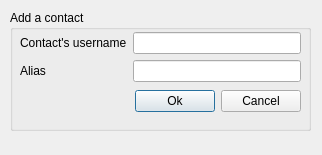
canercandan/qlik, file client/src/Contact.ui: the form before one commit.
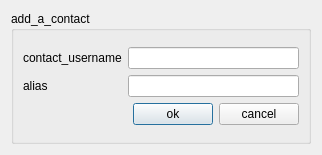
The form after the commit.

```diff
--- a/client/src/Contact.ui
+++ b/client/src/Contact.ui
@@ -12,41 +12,28 @@
   <property name="windowTitle" >
    <string>Contact</string>
   </property>
+  <layout class="QGridLayout" >
+   <item row="0" column="0" >
   <widget class="QGroupBox" name="groupBox" >
-   <property name="geometry" >
-    <rect>
-     <x>10</x>
-     <y>10</y>
-     <width>301</width>
-     <height>121</height>
-    </rect>
-   </property>
    <property name="title" >
-    <string>Add a contact</string>
-   </property>
-   <widget class="QWidget" name="verticalLayout" >
-    <property name="geometry" >
-     <rect>
-      <x>10</x>
-      <y>20</y>
-      <width>281</width>
-      <height>84</height>
-     </rect>
-    </property>
+      <string>add_a_contact</string>
+     </property>
+     <layout class="QGridLayout" >
+      <item row="0" column="0" >
     <layout class="QVBoxLayout" >
      <item>
       <layout class="QGridLayout" >
        <item row="0" column="0" >
         <widget class="QLabel" name="label" >
          <property name="text" >
-          <string>Contact's username</string>
+             <string>contact_username</string>
          </property>
         </widget>
        </item>
        <item row="1" column="0" >
         <widget class="QLabel" name="label_2" >
          <property name="text" >
-          <string>Alias</string>
+             <string>alias</string>
          </property>
         </widget>
        </item>
@@ -84,22 +71,25 @@
        <item>
         <widget class="QPushButton" name="ok" >
          <property name="text" >
-          <string>Ok</string>
+             <string>ok</string>
          </property>
         </widget>
        </item>
        <item>
         <widget class="QPushButton" name="cancel" >
          <property name="text" >
-          <string>Cancel</string>
+             <string>cancel</string>
          </property>
         </widget>
        </item>
       </layout>
      </item>
     </layout>
-   </widget>
-  </widget>
+      </item>
+     </layout>
+    </widget>
+   </item>
+  </layout>
  </widget>
  <resources/>
  <connections/>
```
Left out of the diff: 2 changed lines with no effect on the pictures. Lines whose indentation alone changed are shown as unchanged.
